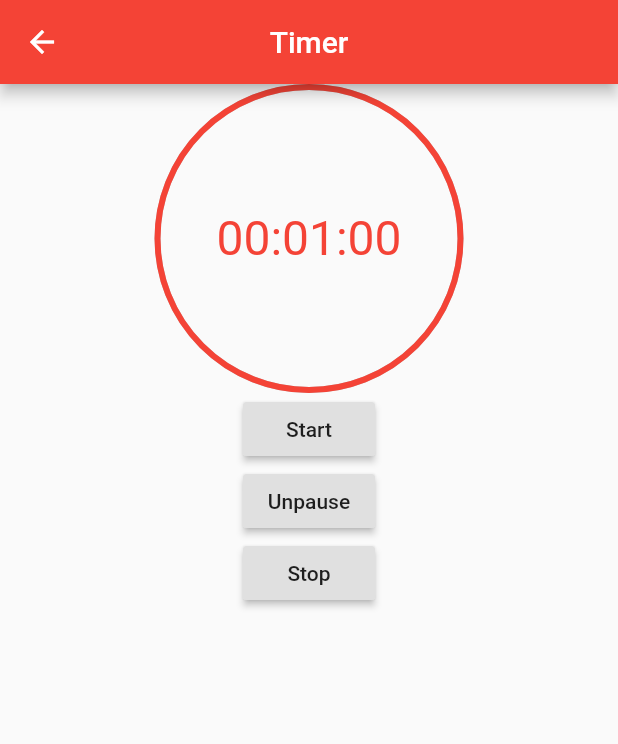
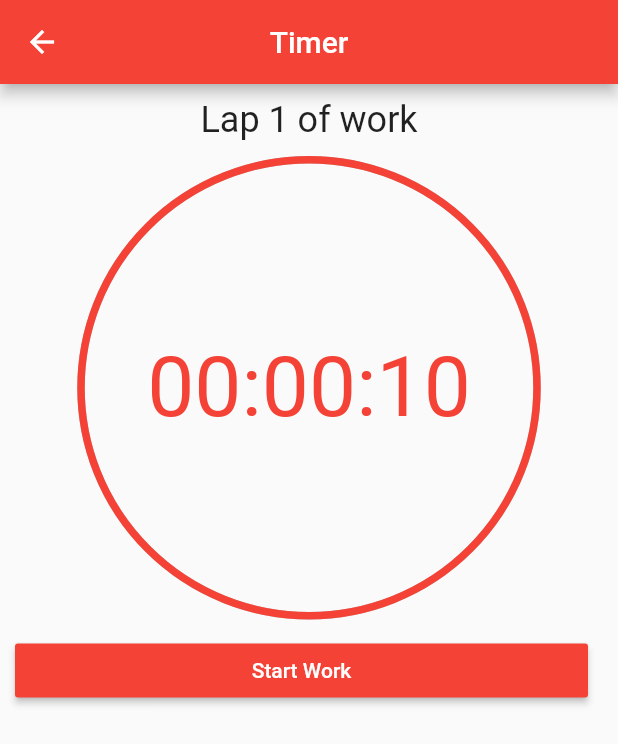
Before and after one commit to alaraiabdiallah/potomo, a Flutter app: the TimerScreen screen opened directly, on a phone screen of 412 x 824 dp. Shown: the top 744 px of the screen. Run offline on Flutter 3.47's test engine with Material 2 defaults, Android fonts, the phone set to English and light mode, and no system bars; drawn by our look-alikes of percent_indicator; our stand-ins replace flutter_datetime_picker, google_fonts; missing offline and left inert: flutter_stetho, sqfentity, sqfentity_gen.

Commit message:
Pomodoro function

```diff
--- a/lib/screens/home_screen.dart
+++ b/lib/screens/home_screen.dart
@@ -57,7 +57,7 @@ class _HomeScreenState extends State<HomeScreen> {
                     },
                     onTimerPressed: (){
                       Navigator.of(context).push(CupertinoPageRoute(
-                          builder: (context) => TimerScreen()));
+                          builder: (context) => TimerScreen(data:e, onChange: _onTaskChanged,)));
                     },
                   );
                   return MapEntry(i, item);
--- a/lib/screens/timer_screen.dart
+++ b/lib/screens/timer_screen.dart
@@ -2,25 +2,46 @@ import 'dart:async';
 
 import 'package:flutter/material.dart';
 import 'package:percent_indicator/circular_percent_indicator.dart';
+import 'package:potomo/models/sqlite_model.dart';
+import 'package:potomo/utils/str.dart';
+
+enum PomodoroState {
+  WORK,
+  BREAK,
+  LONG_BREAK
+}
+
+class PomodoroSecond{
+  static final WORK = 10;
+  static final BREAK = 5;
+  static final LONG_BREAK = 10;
+}
+
 
 class TimerScreen extends StatefulWidget {
+  final Task data;
+  final Function onChange;
+
+  const TimerScreen({Key key, this.data, this.onChange}) : super(key: key);
   @override
   _TimerScreenState createState() => _TimerScreenState();
 }
 
 class _TimerScreenState extends State<TimerScreen> {
 
-  int _seconds = 60;
+  PomodoroState _pomoState = PomodoroState.WORK;
+  int _round = 0;
+  int _seconds;
   int _tick = 0;
   Timer _timer;
   bool _isPause = false;
+  bool _isTicking = false;
 
   _secondToTimerString(int time){
     var hrs = (time / 3600).floor();
     var mins = ((time % 3600) / 60).floor();
     var secs = (time % 60).floor();
 
-    // Output like "1:01" or "4:03:59" or "123:03:59"
     var ret = "";
     if (hrs > 0) {
       ret += (hrs < 10 ? "0" : "") + hrs.toString() + ":" + (mins < 10 ? "0" : "");
@@ -32,18 +53,35 @@ class _TimerScreenState extends State<TimerScreen> {
     return ret;
   }
 
+  _onTimerStop() {
+    _isPause = true;
+    if(_round > 0){
+      switch(_pomoState){
+        case PomodoroState.WORK:
+          _seconds = _round % 4 == 0? PomodoroSecond.LONG_BREAK : PomodoroSecond.BREAK;
+          _pomoState = _round % 4 == 0? PomodoroState.LONG_BREAK :PomodoroState.BREAK;
+          break;
+        case PomodoroState.BREAK:
+          _seconds = PomodoroSecond.WORK;
+          _pomoState = PomodoroState.WORK;
+          break;
+        case PomodoroState.LONG_BREAK:
+          _seconds = PomodoroSecond.WORK;
+          _pomoState = PomodoroState.WORK;
+          break;
+      }
+    }
+    _tick = _seconds;
+    _isTicking = false;
+  }
+
   _onTick(Timer timer) {
     if(_tick < 1){
-      setState(() {
-        _isPause = true;
-        _tick = _seconds;
-      });
-
+      setState(_onTimerStop);
       timer.cancel();
     } else{
       setState(() => _tick -= 1);
     }
-
   }
 
   _startTimer(){
@@ -52,6 +90,7 @@ class _TimerScreenState extends State<TimerScreen> {
 
   @override
   void initState() {
+    _seconds = PomodoroSecond.WORK;
     _startTimer();
     super.initState();
   }
@@ -62,52 +101,90 @@ class _TimerScreenState extends State<TimerScreen> {
     super.dispose();
   }
 
+  _onStartButtonPressed(){
+    setState(() {
+      _timer.cancel();
+      _startTimer();
+      _isTicking = true;
+      if(_pomoState == PomodoroState.WORK)
+        _round += 1;
+    });
+  }
+
+  _onDone() async{
+    widget.data.is_done = widget.data.is_done? false: true;
+    await widget.data.save();
+    widget.onChange();
+    Navigator.of(context).pop();
+  }
+
+  _buildActionButton(){
+    String startText;
+    switch(_pomoState){
+      case PomodoroState.WORK:
+        startText = Str.START_WORK;
+        break;
+      case PomodoroState.BREAK:
+        startText = Str.START_BREAK;
+        break;
+      case PomodoroState.LONG_BREAK:
+        startText = Str.START_LONG_BREAK;
+        break;
+
+    }
+    return [
+      Row(
+        children: <Widget>[
+          Expanded(
+              child: RaisedButton(
+                child: Text(startText, style: TextStyle(color: Colors.white)),
+                onPressed: _isTicking?null:_onStartButtonPressed,
+                color: Theme.of(context).primaryColor,
+              )
+          ),
+          SizedBox(width: 10,),
+          if(_round > 0)...[
+            Expanded(
+              child: RaisedButton(
+                child: Text(Str.DONE, style: TextStyle(color: Colors.white),),
+                onPressed: _isTicking?null:_onDone,
+                color: Theme.of(context).primaryColor,
+              ),
+            )
+          ]
+        ],
+      )
+    ];
+  }
+
   @override
   Widget build(BuildContext context) {
+    var title = Str.TIMER;
     return Scaffold(
       appBar: AppBar(
-        title: Text("Timer"),
+        title: Text(title),
         centerTitle: true,
       ),
-      body: Center(
+      body: Container(
+        alignment: Alignment.center,
+        padding: EdgeInsets.all(10),
         child: Column(
           crossAxisAlignment: CrossAxisAlignment.center,
           children: <Widget>[
+            Text("Lap ${(_round == 0?_round + 1: _round).toString()} of work",style: Theme.of(context).textTheme.headline5,),
+            SizedBox(height: 10,),
             CircularPercentIndicator(
-              radius: MediaQuery.of(context).size.width / 2,
-              lineWidth: 4.0,
+              radius: MediaQuery.of(context).size.width * (3/4),
+              lineWidth: 5.0,
               percent: (_tick/_seconds),
               center: Text(_secondToTimerString(_tick), style: TextStyle(
                 color: _tick < 1? Colors.grey : Theme.of(context).primaryColor,
-                fontSize: 32
+                fontSize: Theme.of(context).textTheme.headline2.fontSize
               ),),
               progressColor: Theme.of(context).primaryColor,
             ),
-            RaisedButton(child: Text("Start"), onPressed: (){
-              setState(() {
-                _tick = 60;
-                _timer.cancel();
-                _startTimer();
-              });
-            }),
-            RaisedButton(child: Text(_isPause? "Unpause" : "Pause"), onPressed: (){
-              if(!_isPause)
-                setState((){
-                  _isPause = true;
-                  _timer.cancel();
-                });
-              else
-                setState((){
-                  _isPause = false;
-                  _startTimer();
-                });
-            }),
-            RaisedButton(child: Text("Stop"), onPressed: (){
-              setState(() {
-                _tick = 0;
-                _timer.cancel();
-              });
-            }),
+            SizedBox(height: 10,),
+            ..._buildActionButton()
           ],
         ),
       )
--- a/lib/utils/str.dart
+++ b/lib/utils/str.dart
@@ -20,4 +20,12 @@ class Str{
   static final TIMER = "Timer";
   static final DONE = "Done";
   static final NO_TASK = "No Task";
+  static final START_WORK = "Start Work";
+  static final START_BREAK = "Take a little rest";
+  static final START_LONG_BREAK = "Take a long rest";
+  static final YES = "Yes";
+  static final NO = "No";
+  static final ALERT = "Alert!";
+  static final ALERT_DELETE = "Are you sure want to delete this task?";
+
 }
```
Also changed, not shown: lib/screens/todo_form_screen.dart (+31 -0 lines).
